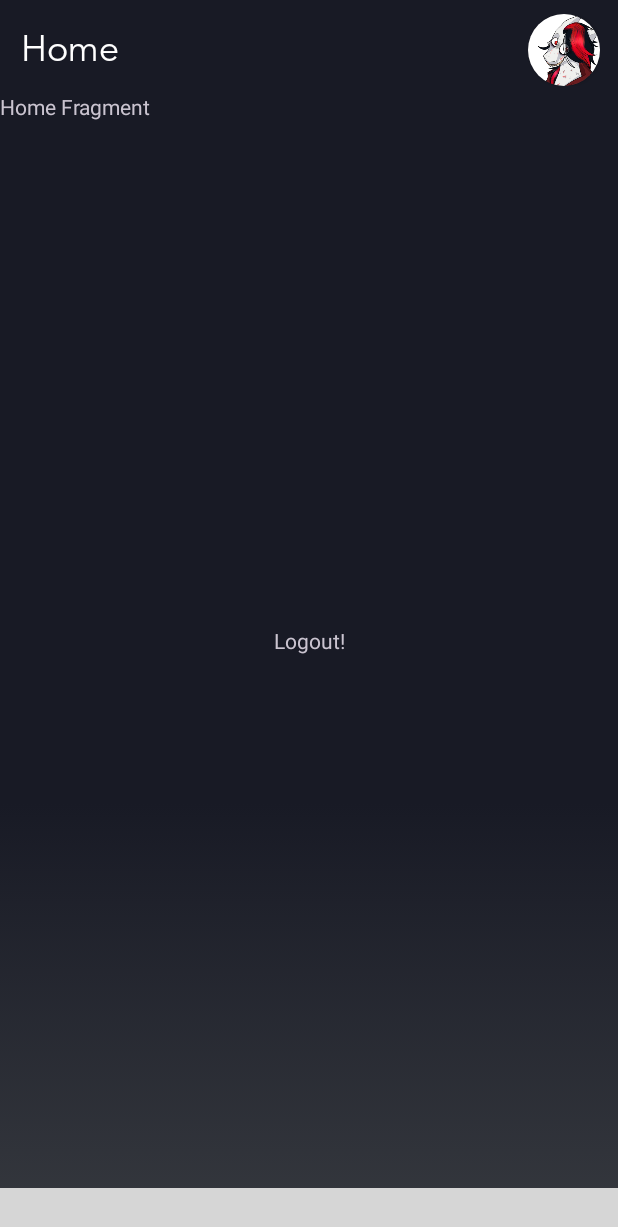
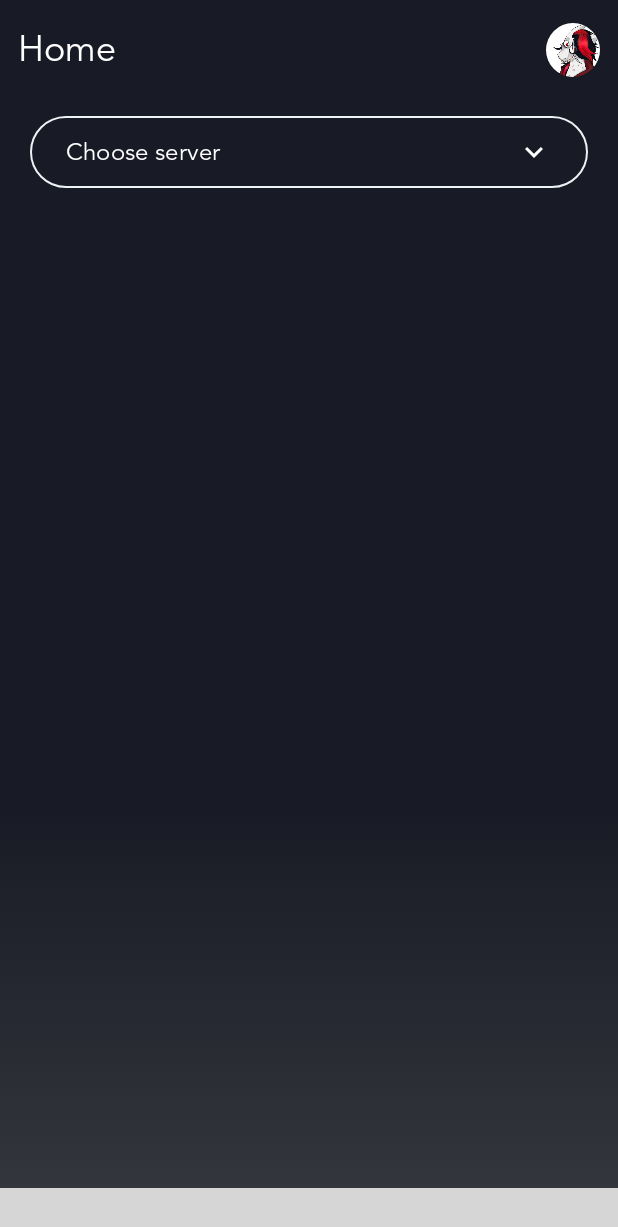
Before and after one commit to xNik3e/UntitledDiscordBot, an Android app: the MainActivity screen opened directly, with no data from a screen before it, on a phone screen of 412 x 824 dp. Shown: the top 1227 px of the screen. Run offline under Robolectric (Android 15) with nearby library versions, the phone set to English and light mode, and no system bars; libraries missing offline, so code that uses them is left out: github.com.st235, net.openid.appauth; plain views replace ExpandableBottomBar; 2 statements that could not run were skipped; grey boxes are pictures that could not be loaded.

Commit message:
Add Home Fragment
Button and some styling

```diff
--- a/app/src/main/java/com/example/untitleddiscordbot/MainActivity.java
+++ b/app/src/main/java/com/example/untitleddiscordbot/MainActivity.java
@@ -57,7 +57,7 @@ public class MainActivity extends AppCompatActivity {
         super.onCreate(b);
         setContentView(R.layout.activity_main);
 
-        logout = findViewById(R.id.logoutButton);
+        //logout = findViewById(R.id.logoutButton);
         toolbarTitle = findViewById(R.id.toolbar_title);
         bottomBar = findViewById(R.id.bottom_navigation);
         serverContainer = findViewById(R.id.icon_server);
@@ -102,10 +102,10 @@ public class MainActivity extends AppCompatActivity {
             }
         });
 
-        logout.setOnClickListener(v -> {
-            AuthUtil.clearAuthState(this);
-            startActivity(new Intent(this, AuthActivity.class));
-        });
+//        logout.setOnClickListener(v -> {
+//            AuthUtil.clearAuthState(this);
+//            startActivity(new Intent(this, AuthActivity.class));
+//        });
 
     }
 
--- /dev/null
+++ b/app/src/main/res/color/button_white_ripple.xml
@@ -0,0 +1,18 @@
+<?xml version="1.0" encoding="utf-8"?>
+<selector xmlns:android="http://schemas.android.com/apk/res/android">
+    <item android:alpha="0.16"
+        android:color="@color/white_stroke"
+        android:state_checkable="false"
+        android:state_pressed="true" />
+    <item android:alpha="0.16"
+        android:color="@color/white_stroke"
+        android:state_checkable="false"
+        android:state_focused="true" />
+    <item android:alpha="0.16"
+        android:color="@color/white_stroke"
+        android:state_checkable="false"
+        android:state_hovered="true" />
+    <item android:alpha="@dimen/m3_ripple_default_alpha"
+        android:color="@color/white_stroke"
+        android:state_checkable="false" />
+</selector>
--- /dev/null
+++ b/app/src/main/res/drawable/ic_expand_more.xml
@@ -0,0 +1,5 @@
+<vector android:height="24dp" android:tint="#000000"
+    android:viewportHeight="24" android:viewportWidth="24"
+    android:width="24dp" xmlns:android="http://schemas.android.com/apk/res/android">
+    <path android:fillColor="@android:color/white" android:pathData="M16.59,8.59L12,13.17 7.41,8.59 6,10l6,6 6,-6z"/>
+</vector>
--- a/app/src/main/res/layout/activity_main.xml
+++ b/app/src/main/res/layout/activity_main.xml
@@ -13,9 +13,9 @@
         android:layout_width="match_parent"
         android:layout_height="?android:attr/actionBarSize"
         android:layout_marginTop="5dp"
+        android:layout_marginEnd="@dimen/dp_12"
         android:background="@android:color/transparent"
         app:contentInsetEnd="0dp"
-        android:layout_marginEnd="12dp"
         app:contentInsetStart="0dp"
         app:layout_constraintEnd_toEndOf="parent"
         app:layout_constraintStart_toStartOf="parent"
@@ -27,9 +27,9 @@
 
             <FrameLayout
                 android:id="@+id/toolbar_icon_container"
+                android:layout_width="@dimen/control_container_size"
+                android:layout_height="@dimen/control_container_size"
                 android:layout_centerVertical="true"
-                android:layout_width="@dimen/control_image_size"
-                android:layout_height="@dimen/control_image_size"
                 android:visibility="visible">
 
                 <ImageView
@@ -41,21 +41,22 @@
                     app:tint="@color/white" />
 
             </FrameLayout>
+
             <Space
                 android:id="@+id/spacing"
+                android:layout_width="@dimen/dp_12"
+                android:layout_height="match_parent"
                 android:layout_toEndOf="@id/toolbar_icon_container"
-                android:layout_width="14dp"
-                android:visibility="gone"
-                android:layout_height="match_parent" />
+                android:visibility="gone" />
 
             <TextView
                 android:id="@+id/toolbar_title"
                 style="@style/myFontStyle.Regular.FontPadding"
                 android:layout_width="wrap_content"
                 android:layout_height="wrap_content"
-                android:text="@string/home"
                 android:layout_centerVertical="true"
                 android:layout_toEndOf="@id/spacing"
+                android:text="@string/home"
                 android:textSize="@dimen/text_huge" />
 
         </RelativeLayout>
@@ -79,10 +80,10 @@
                     app:cardCornerRadius="@dimen/control_icon_size">
 
                     <ImageView
+                        android:id="@+id/server_picture"
                         android:layout_width="match_parent"
                         android:layout_height="match_parent"
                         android:scaleType="centerCrop"
-                        android:id="@+id/server_picture"
                         android:src="@drawable/pawel" />
 
                 </androidx.cardview.widget.CardView>
@@ -91,8 +92,8 @@
             <Space
                 android:id="@+id/title_spacing"
                 android:layout_width="14dp"
-                android:visibility="visible"
-                android:layout_height="match_parent" />
+                android:layout_height="match_parent"
+                android:visibility="visible" />
 
             <FrameLayout
                 android:id="@+id/icon_profile"
@@ -105,10 +106,10 @@
                     app:cardCornerRadius="@dimen/control_icon_size">
 
                     <ImageView
+                        android:id="@+id/profile_picture"
                         android:layout_width="match_parent"
                         android:layout_height="match_parent"
                         android:scaleType="centerCrop"
-                        android:id="@+id/profile_picture"
                         android:src="@drawable/profile" />
 
                 </androidx.cardview.widget.CardView>
@@ -122,33 +123,23 @@
         android:name="androidx.navigation.fragment.NavHostFragment"
         android:layout_width="match_parent"
         android:layout_height="0dp"
+        app:defaultNavHost="true"
+        app:layout_constraintBottom_toTopOf="@id/bottom_navigation"
         app:layout_constraintTop_toBottomOf="@id/toolbar"
-        app:layout_constraintBottom_toTopOf="@id/bottom_navigation"
-        app:defaultNavHost="true"
         app:navGraph="@navigation/app_navigation_graph" />
 
-
-    <TextView
-        android:id="@+id/logoutButton"
-        android:layout_width="wrap_content"
-        android:layout_height="wrap_content"
-        android:text="@string/logout"
-        app:layout_constraintTop_toBottomOf="@id/toolbar"
-        app:layout_constraintBottom_toTopOf="@id/bottom_navigation"
-        app:layout_constraintStart_toStartOf="parent"
-        app:layout_constraintEnd_toEndOf="parent"/>
 
     <github.com.st235.lib_expandablebottombar.ExpandableBottomBar
         android:id="@+id/bottom_navigation"
         android:layout_width="match_parent"
-        app:exb_item_vertical_margin="@dimen/dp_16"
         android:layout_height="wrap_content"
         app:exb_backgroundColor="@color/surface_dark"
         app:exb_itemBackgroundOpacity="0.2"
         app:exb_itemInactiveColor="@color/white"
+        app:exb_item_vertical_margin="@dimen/dp_16"
         app:exb_items="@menu/bottom_menu"
 
-        app:exb_transitionDuration="500"
+        app:exb_transitionDuration="250"
         app:layout_behavior="github.com.st235.lib_expandablebottombar.behavior.ExpandableBottomBarScrollableBehavior"
         app:layout_constraintBottom_toBottomOf="parent" />
 </androidx.constraintlayout.widget.ConstraintLayout>
--- a/app/src/main/res/layout/fragment_home.xml
+++ b/app/src/main/res/layout/fragment_home.xml
@@ -1,14 +1,30 @@
 <?xml version="1.0" encoding="utf-8"?>
 <FrameLayout xmlns:android="http://schemas.android.com/apk/res/android"
+    xmlns:app="http://schemas.android.com/apk/res-auto"
     xmlns:tools="http://schemas.android.com/tools"
     android:layout_width="match_parent"
     android:layout_height="match_parent"
+    android:layout_marginStart="@dimen/dp_12"
+    android:layout_marginTop="@dimen/dp_12"
+    android:layout_marginEnd="@dimen/dp_12"
+    android:background="@android:color/transparent"
     tools:context=".fragments.HomeFragment">
 
-    <!-- TODO: Update blank fragment layout -->
-    <TextView
+    <LinearLayout
         android:layout_width="match_parent"
-        android:layout_height="match_parent"
-        android:text="Home Fragment" />
+        android:layout_height="wrap_content"
+        android:orientation="vertical">
+
+        <com.google.android.material.button.MaterialButton
+            style="@style/buttonChoose"
+            android:layout_width="match_parent"
+            android:layout_height="wrap_content"
+            android:layout_marginStart="@dimen/dp_8"
+            android:layout_marginEnd="@dimen/dp_8"
+            android:text="@string/choose_server"
+            app:icon="@drawable/ic_expand_more" />
+
+
+    </LinearLayout>
 
 </FrameLayout>
--- a/app/src/main/res/values/colors.xml
+++ b/app/src/main/res/values/colors.xml
@@ -13,4 +13,5 @@
     <color name="discord_default_alpha">#807289DA</color>
     <color name="card_background">#A6323237</color>
     <color name="active_color">#e53371</color>
+    <color name="white_stroke">#EDF2F4</color>
 </resources>
--- a/app/src/main/res/values/dimens.xml
+++ b/app/src/main/res/values/dimens.xml
@@ -11,6 +11,9 @@
     <dimen name="dp_8">8dp</dimen>
     <dimen name="dp_16">16dp</dimen>
     <dimen name="text_size_18_sp">18sp</dimen>
-    <dimen name="control_image_size">48dp</dimen>
+    <dimen name="control_image_size">36dp</dimen>
+    <dimen name="control_container_size">48dp</dimen>
     <dimen name="control_icon_size">24dp</dimen>
+    <dimen name="padding_8">8dp</dimen>
+    <dimen name="text_medium">16sp</dimen>
 </resources>
--- a/app/src/main/res/values/strings.xml
+++ b/app/src/main/res/values/strings.xml
@@ -10,4 +10,5 @@
     <string name="logout">Logout!</string>
     <!-- TODO: Remove or change this placeholder text -->
     <string name="hello_blank_fragment">Hello blank fragment</string>
+    <string name="choose_server">Choose server</string>
 </resources>
--- a/app/src/main/res/values/styles.xml
+++ b/app/src/main/res/values/styles.xml
@@ -40,7 +40,25 @@
         <item name="android:fontFamily">@font/avenir_book</item>
     </style>
 
+    <style name="buttonChoose" parent="@style/Widget.Material3.Button.OutlinedButton">
+        <item name="android:clickable">true</item>
+        <item name="android:textAlignment">viewStart</item>
+        <item name="iconGravity">end</item>
+        <item name="android:textColor">@color/white</item>
+        <item name="android:fontFamily">@font/avenir_book</item>
+        <item name="iconTint">@color/white</item>
+        <item name="android:textSize">@dimen/text_medium</item>
+        <item name="android:ellipsize">marquee</item>
+        <item name="android:maxLines">1</item>
+        <item name="iconSize">@dimen/dp_24</item>
+        <item name="android:marqueeRepeatLimit">marquee_forever</item>
+        <item name="strokeColor">@color/white_stroke</item>
+        <item name="android:paddingTop">@dimen/dp_12</item>
+        <item name="android:paddingBottom">@dimen/dp_12</item>
+        <item name="rippleColor">@color/button_white_ripple</item>
 
 
-    <dimen name="padding_8">8dp</dimen>
+
+    </style>
+
 </resources>
```
